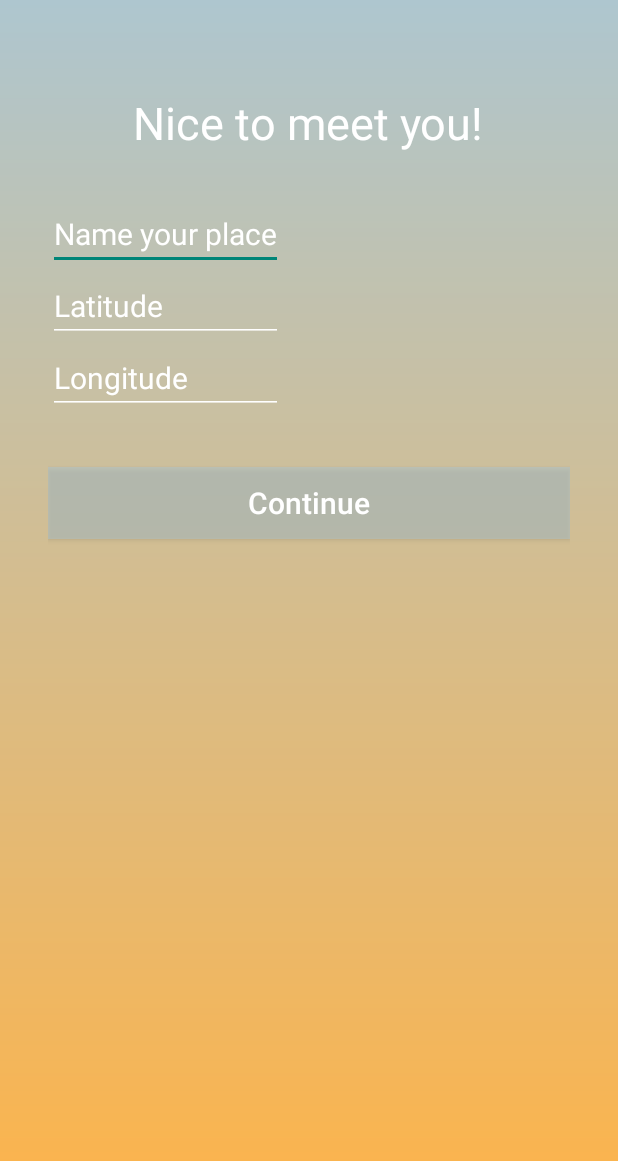
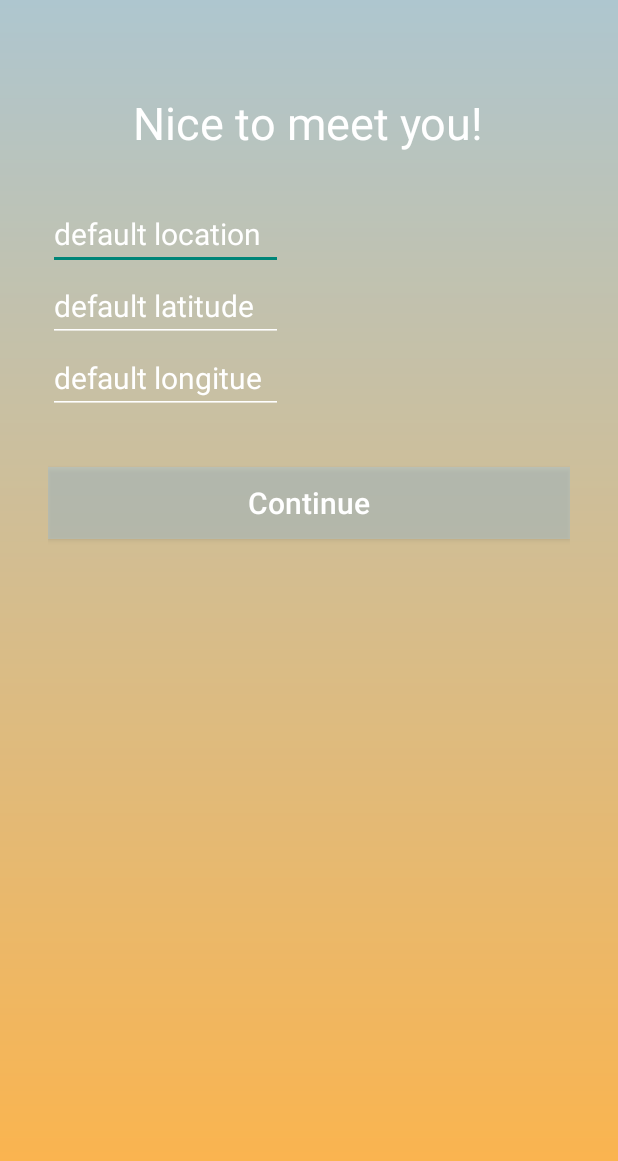
Before and after one commit to YasminL/YasminsWeatherApp, an Android app: the StartActivity screen opened directly, with no data from a screen before it, on a phone screen of 412 x 824 dp. Shown: the top 1161 px of the screen. Run offline under Robolectric (Android 15) with nearby library versions, the phone set to English and light mode, and no system bars.

Commit message:
if sharedPreferences, startActivity is filled with the Strings

```diff
--- a/app/src/main/java/stormy/yasminlindholm/yasminsweatherapp/Controller/StartActivity.java
+++ b/app/src/main/java/stormy/yasminlindholm/yasminsweatherapp/Controller/StartActivity.java
@@ -40,14 +40,22 @@ public class StartActivity extends Activity {
         super.onCreate(savedInstanceState);
         setContentView(R.layout.activity_start);
 
-        if (checkIfSharedPrefs()) {
-            startMainActivity();
-        }
-
         mLongitude = (EditText) findViewById(R.id.writeLongitude);
         mLatitude = (EditText) findViewById(R.id.writeLatitude);
         mLocation = (EditText) findViewById(R.id.writeLocationInStart);
         mButton = (Button) findViewById(R.id.continueToMainPage);
+
+        SharedPreferences myPrefs = this.getSharedPreferences(PREF_NAME, 0);
+
+        if (checkIfSharedPrefs(myPrefs)) {
+            String location = myPrefs.getString(PREF_LOCATION, "default location");
+            String latitude = myPrefs.getString(PREF_LATITUDE, "default latitude");
+            String longitude = myPrefs.getString(PREF_LONGITUDE, "default longitue");
+            insertSharedPrefIntoLayout(location, latitude, longitude);
+            startMainActivity();
+        }
+
+
 
         mButton.setOnClickListener(new View.OnClickListener() {
             @Override
@@ -72,8 +80,13 @@ public class StartActivity extends Activity {
         });
     }
 
-    private boolean checkIfSharedPrefs() {
-        SharedPreferences myPrefs = this.getSharedPreferences(PREF_NAME, 0);
+    private void insertSharedPrefIntoLayout(String location, String latitude, String longitude) {
+        mLocation.setText(location);
+        mLatitude.setText(latitude);
+        mLongitude.setText(longitude);
+    }
+
+    private boolean checkIfSharedPrefs(SharedPreferences myPrefs) {
         String location = myPrefs.getString(PREF_LOCATION, "default location");
         String latitude = myPrefs.getString(PREF_LATITUDE, "default latitude");
         String longitude = myPrefs.getString(PREF_LONGITUDE, "default longitue");
```
